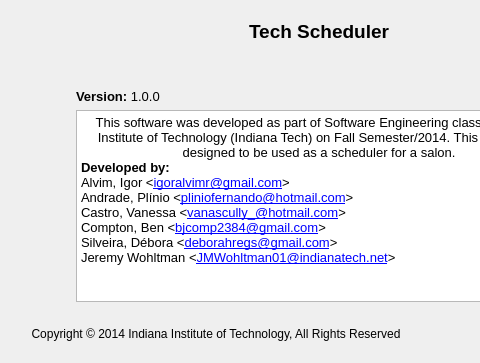
pliniofpa/Profiles_Project, file aboutdialog.ui: the form before one commit; both pictures show x 150 to 630 and y 0 to 363 of the 732 by 363 pixel window.
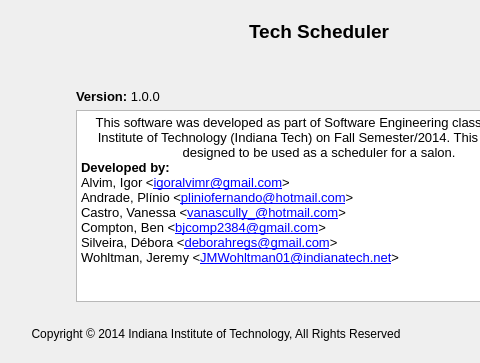
The form after the commit. Icons and pictures are not drawn.

Patch:
```diff
--- a/aboutdialog.ui
+++ b/aboutdialog.ui
@@ -79,7 +79,7 @@
 &lt;p style=&quot; margin-top:0px; margin-bottom:0px; margin-left:0px; margin-right:0px; -qt-block-indent:0; text-indent:0px;&quot;&gt;&lt;span style=&quot; font-size:10pt;&quot;&gt;Castro, Vanessa &amp;lt;&lt;/span&gt;&lt;a href=&quot;mailto:vanascully_@hotmail.com&quot;&gt;&lt;span style=&quot; font-size:10pt; text-decoration: underline; color:#0000ff;&quot;&gt;vanascully_@hotmail.com&lt;/span&gt;&lt;/a&gt;&lt;span style=&quot; font-size:10pt;&quot;&gt;&amp;gt;&lt;/span&gt;&lt;/p&gt;
 &lt;p style=&quot; margin-top:0px; margin-bottom:0px; margin-left:0px; margin-right:0px; -qt-block-indent:0; text-indent:0px;&quot;&gt;&lt;span style=&quot; font-size:10pt;&quot;&gt;Compton, Ben &amp;lt;&lt;/span&gt;&lt;a href=&quot;mailto:bjcomp2384@gmail.com&quot;&gt;&lt;span style=&quot; font-size:10pt; text-decoration: underline; color:#0000ff;&quot;&gt;bjcomp2384@gmail.com&lt;/span&gt;&lt;/a&gt;&lt;span style=&quot; font-size:10pt;&quot;&gt;&amp;gt;&lt;/span&gt;&lt;/p&gt;
 &lt;p style=&quot; margin-top:0px; margin-bottom:0px; margin-left:0px; margin-right:0px; -qt-block-indent:0; text-indent:0px;&quot;&gt;&lt;span style=&quot; font-size:10pt;&quot;&gt;Silveira, Débora &amp;lt;&lt;/span&gt;&lt;a href=&quot;mailto:deborahregs@gmail.com&quot;&gt;&lt;span style=&quot; font-size:10pt; text-decoration: underline; color:#0000ff;&quot;&gt;deborahregs@gmail.com&lt;/span&gt;&lt;/a&gt;&lt;span style=&quot; font-size:10pt;&quot;&gt;&amp;gt;&lt;/span&gt;&lt;/p&gt;
-&lt;p style=&quot; margin-top:0px; margin-bottom:0px; margin-left:0px; margin-right:0px; -qt-block-indent:0; text-indent:0px;&quot;&gt;&lt;span style=&quot; font-size:10pt;&quot;&gt;Jeremy Wohltman &amp;lt;&lt;/span&gt;&lt;a href=&quot;mailto:JMWohltman01@indianatech.net&quot;&gt;&lt;span style=&quot; font-size:10pt; text-decoration: underline; color:#0000ff;&quot;&gt;JMWohltman01@indianatech.net&lt;/span&gt;&lt;/a&gt;&lt;span style=&quot; font-size:10pt;&quot;&gt;&amp;gt;&lt;/span&gt;&lt;/p&gt;&lt;/body&gt;&lt;/html&gt;</string>
+&lt;p style=&quot; margin-top:0px; margin-bottom:0px; margin-left:0px; margin-right:0px; -qt-block-indent:0; text-indent:0px;&quot;&gt;&lt;span style=&quot; font-size:10pt;&quot;&gt;Wohltman, Jeremy &amp;lt;&lt;/span&gt;&lt;a href=&quot;mailto:JMWohltman01@indianatech.net&quot;&gt;&lt;span style=&quot; font-size:10pt; text-decoration: underline; color:#0000ff;&quot;&gt;JMWohltman01@indianatech.net&lt;/span&gt;&lt;/a&gt;&lt;span style=&quot; font-size:10pt;&quot;&gt;&amp;gt;&lt;/span&gt;&lt;/p&gt;&lt;/body&gt;&lt;/html&gt;</string>
         </property>
         <property name="openExternalLinks">
          <bool>true</bool>
```
